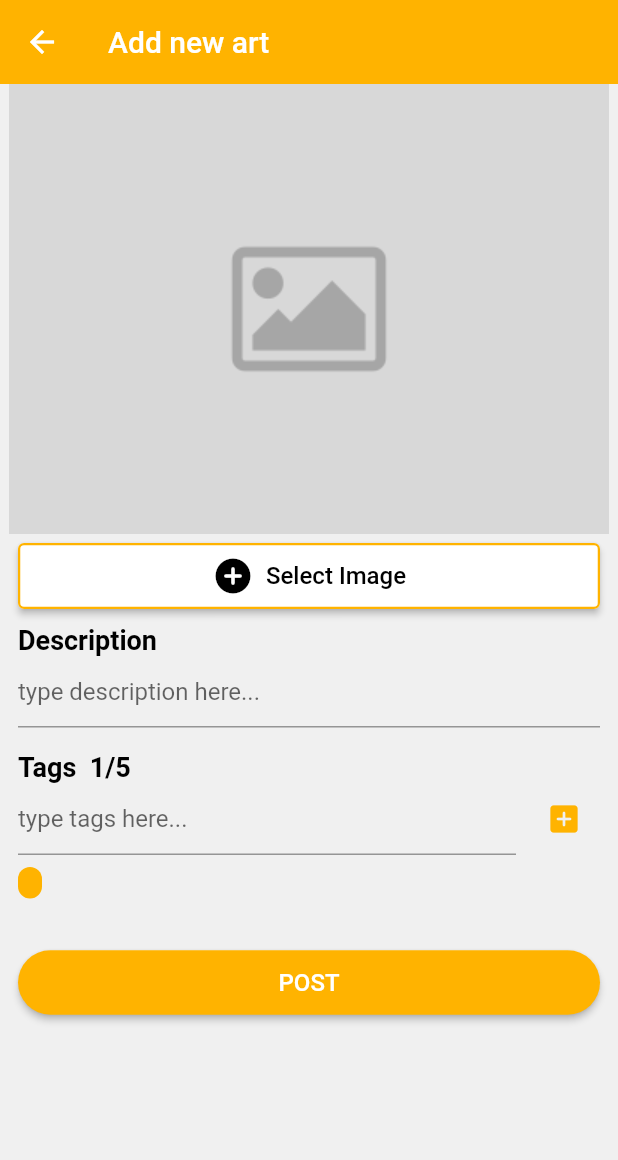
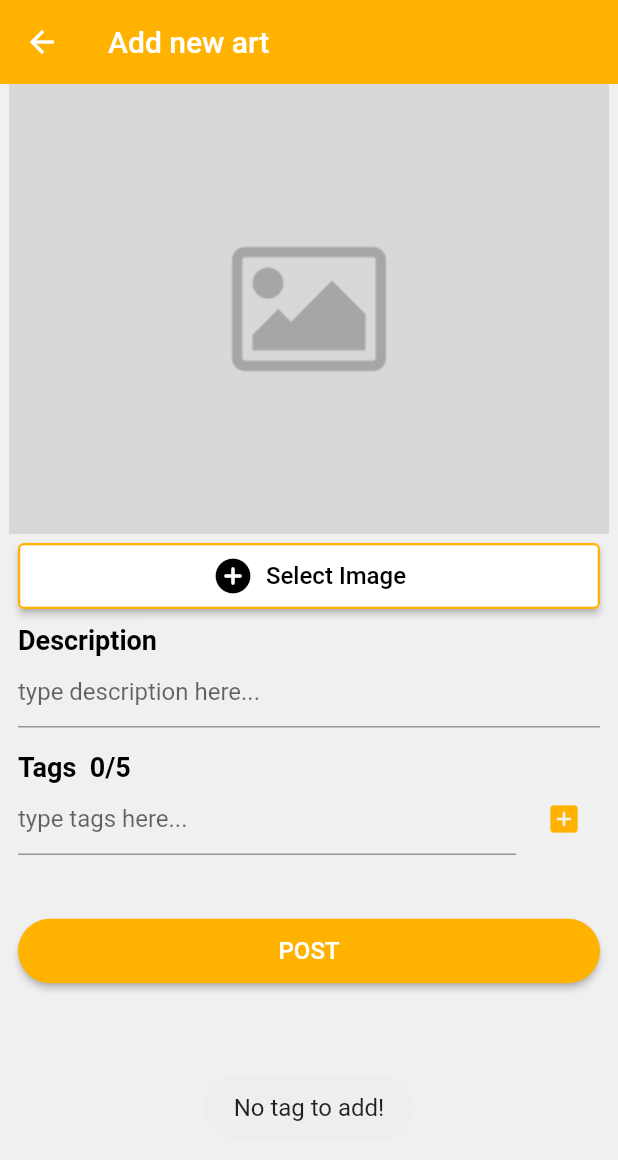
Before and after one commit to SithumDilanga/anime-fanarts, a Flutter app: the AddNewArt screen opened directly, after a tap on the "add box" icon, on a phone screen of 412 x 824 dp. Shown: the top 1160 px of the screen. Run offline on Flutter 3.47's test engine with Material 2 defaults, Android fonts, the phone set to English and light mode, and no system bars; our stand-ins replace cached_network_image, flutter_spinkit, fluttertoast, image_picker, readmore, shared_preferences; accounts and stored records are empty; network calls fail.

```diff
--- a/lib/add_new_art.dart
+++ b/lib/add_new_art.dart
@@ -1,5 +1,8 @@
+import 'dart:io';
+
 import 'package:flutter/material.dart';
 import 'package:fluttertoast/fluttertoast.dart';
+import 'package:image_picker/image_picker.dart';
 
 class AddNewArt extends StatefulWidget {
   const AddNewArt({ Key? key }) : super(key: key);
@@ -14,6 +17,23 @@ class _AddNewArtState extends State<AddNewArt> {
 
   final tagTextController = TextEditingController();
 
+  final picker = ImagePicker();
+  var _postImage;
+
+  Future _pickFanartImage() async {
+
+    PickedFile? pickedFile = await picker.getImage(
+      source: ImageSource.gallery,
+      imageQuality: 50
+    );
+
+    setState(() {
+      _postImage = File(pickedFile!.path);
+      // _postImage = compressedFile;
+    });
+
+  }
+
 
   @override
   Widget build(BuildContext context) {
@@ -26,8 +46,14 @@ class _AddNewArtState extends State<AddNewArt> {
         ),
       ),
       body: SingleChildScrollView(
+        padding: EdgeInsets.only(bottom: 16.0),
         child: Column(
           children: [
+            if(_postImage != null)
+              Image.file(
+                _postImage
+              ),
+            if(_postImage == null)
               Image.asset(
                 'assets/images/placeholder-image.png'
               ),
@@ -72,10 +98,7 @@ class _AddNewArtState extends State<AddNewArt> {
                       )
                     ),
                     onPressed: () {
-                      // Navigator.push(
-                      //   context,
-                      //   MaterialPageRoute(builder: (context) => const AddNewArt()),
-                      // );
+                      _pickFanartImage();
                     },
                   ),
                   SizedBox(height: 8.0,),
@@ -89,6 +112,8 @@ class _AddNewArtState extends State<AddNewArt> {
                   ),
                   TextFormField(
                     cursorColor: Colors.amber[700],
+                    maxLines: null,
+                    keyboardType: TextInputType.multiline,
                     decoration: InputDecoration(
                       focusedBorder: UnderlineInputBorder(
                         borderSide: BorderSide(color: (Colors.amber[700])!)
@@ -149,11 +174,24 @@ class _AddNewArtState extends State<AddNewArt> {
 
                               if(tagList.length < 5) {
 
+                                if(tagTextController.text.isEmpty) {
+
+                                  Fluttertoast.showToast(
+                                    msg: "No tag to add!",
+                                    toastLength: Toast.LENGTH_LONG,
+                                    gravity: ToastGravity.BOTTOM,
+                                    fontSize: 16.0
+                                  );
+
+                                } else {
+
                                   setState(() {
                                     tagList.add(tagTextController.text);
                                   });
 
                                   tagTextController.clear();
+
+                                }
 
                               } else {
                                 Fluttertoast.showToast(
--- a/lib/explore.dart
+++ b/lib/explore.dart
@@ -8,7 +8,7 @@ class Explore extends StatefulWidget {
   _ExploreState createState() => _ExploreState();
 }
 
-class _ExploreState extends State<Explore> {
+class _ExploreState extends State<Explore> with AutomaticKeepAliveClientMixin<Explore>{
   @override
   Widget build(BuildContext context) {
     return ListView.builder(
@@ -28,4 +28,7 @@ class _ExploreState extends State<Explore> {
       },
     );
   }
+
+  @override
+  bool get wantKeepAlive => true;
 }
--- a/lib/profile/profile.dart
+++ b/lib/profile/profile.dart
@@ -315,7 +315,9 @@ class _ProfileState extends State<Profile> with AutomaticKeepAliveClientMixin<Pr
                                 width: double.infinity,
                                 fit: BoxFit.cover,
                               ) : Image.file(
-                                _coverImage
+                                _coverImage,
+                                width: double.infinity,
+                                fit: BoxFit.cover
                               ),
                             ),
                           ),
```
Lines whose indentation alone changed are shown as unchanged.
